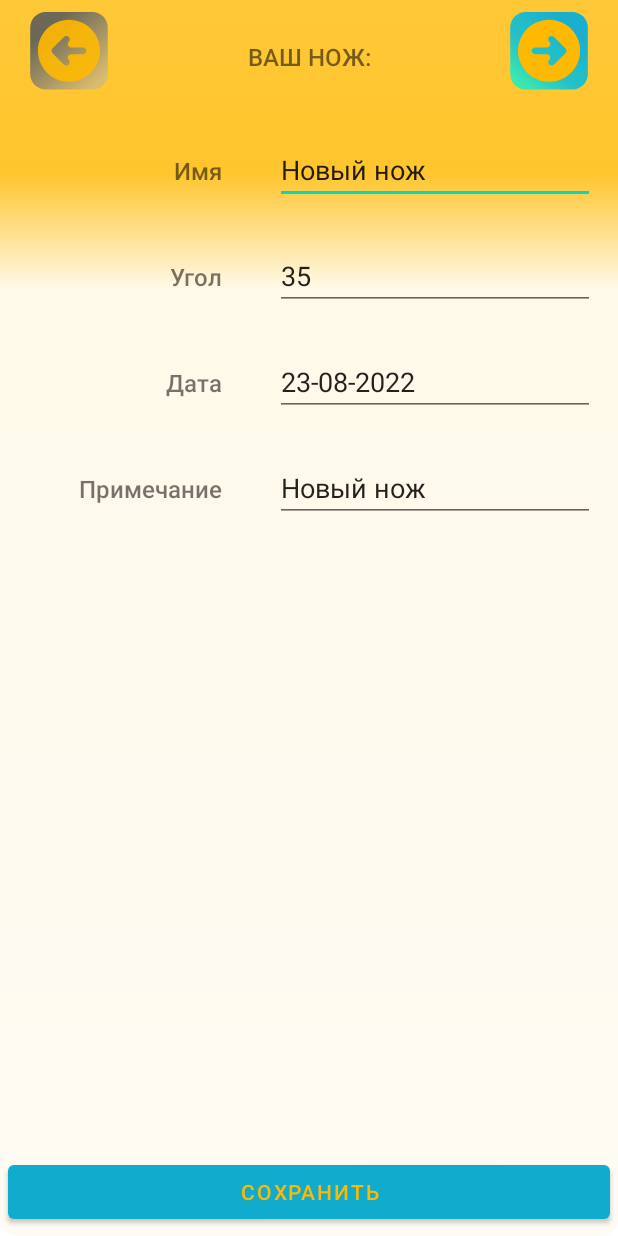
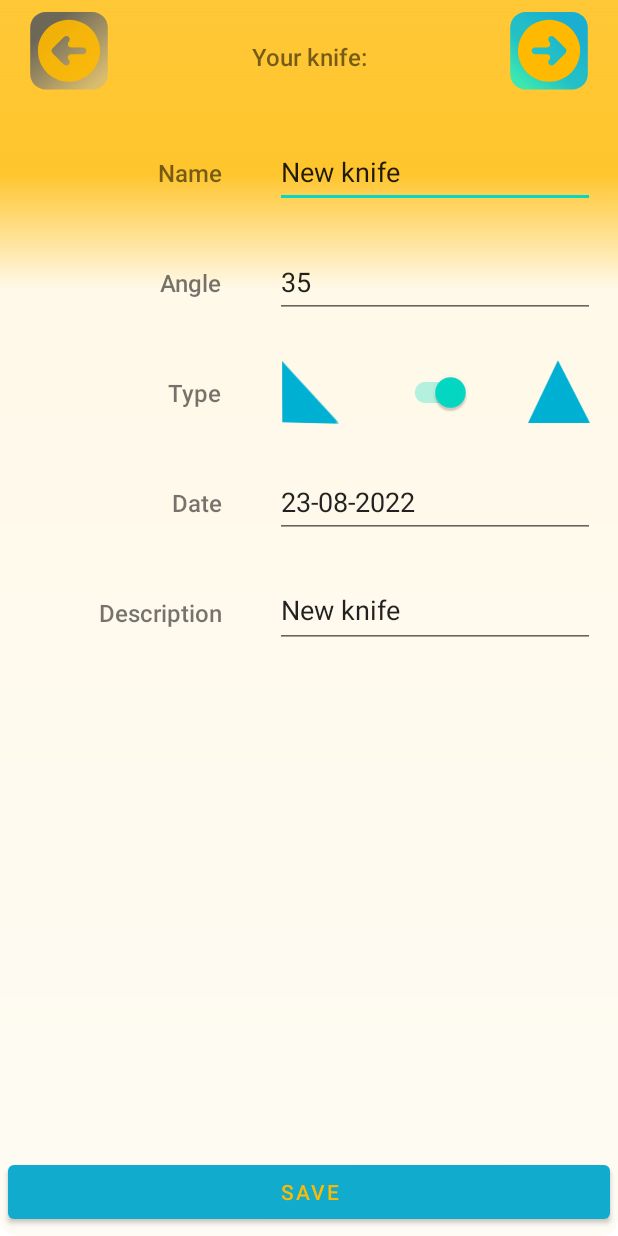
Before and after one commit to ArtyseevWork/KniveSharpening, an Android app: the KnifeActivity screen opened directly, with no data from a screen before it, on a phone screen of 412 x 824 dp. Run offline under Robolectric (Android 15) with nearby library versions, the phone set to English and light mode, and no system bars; 1 statement that could not run was skipped.

Commit message:
add en uk ru language

```diff
--- a/app/build.gradle
+++ b/app/build.gradle
@@ -9,8 +9,8 @@ android {
         applicationId "com.mordansoft.angleofknife"
         minSdk 21
         targetSdk 32
-        versionCode 1
-        versionName "1.0"
+        versionCode 2
+        versionName "1.1"
 
         testInstrumentationRunner "android.support.test.runner.AndroidJUnitRunner"
     }
--- a/app/src/main/java/com/mordansoft/angleofknife/activities/KnifeActivity.java
+++ b/app/src/main/java/com/mordansoft/angleofknife/activities/KnifeActivity.java
@@ -4,10 +4,12 @@ import android.content.Intent;
 import android.os.Bundle;
 import android.view.View;
 import android.widget.EditText;
+import android.widget.Switch;
 import android.widget.Toast;
 
 import androidx.appcompat.app.AlertDialog;
 import androidx.appcompat.app.AppCompatActivity;
+import androidx.appcompat.widget.SwitchCompat;
 import androidx.core.content.ContextCompat;
 import com.mordansoft.angleofknife.R;
 import com.mordansoft.angleofknife.models.Knife;
@@ -24,6 +26,7 @@ public class KnifeActivity extends AppCompatActivity {
     private EditText etKnifeDate;
     private EditText etKnifeDescription;
     private View btnKnifeSharpen, btnKnifeDelete;
+    private SwitchCompat swDoubleHalfSharp;
     SimpleDateFormat dateFormat;
 
     java.util.Date normalTime;
@@ -38,8 +41,8 @@ public class KnifeActivity extends AppCompatActivity {
         if ( knifeId !=0 ){
             knife = Knife.getKnifeById(this, knifeId);
         } else {
-            btnKnifeSharpen = findViewById(R.id.btn_knive_sharpen);
-            btnKnifeDelete = findViewById(R.id.btn_knive_delete);
+            btnKnifeSharpen = findViewById(R.id.btn_knife_sharpen);
+            btnKnifeDelete = findViewById(R.id.btn_knife_delete);
             btnKnifeSharpen.setVisibility(View.GONE);
             btnKnifeDelete.setVisibility(View.GONE);
             knife = Knife.getNewKnife(this);
@@ -60,6 +63,10 @@ public class KnifeActivity extends AppCompatActivity {
         dateFormat = new SimpleDateFormat(this.getString(R.string.activity_knife_date_format)); //todo
         etKnifeDate.setText(dateFormat.format( normalTime ) );
         etKnifeDescription.setText(knife.getDescription());
+        swDoubleHalfSharp = findViewById(R.id.sw_knife_angle_double_side);
+        swDoubleHalfSharp.setChecked(knife.isDoubleSideSharp());
+
+
     }
 
 
@@ -114,17 +121,17 @@ public class KnifeActivity extends AppCompatActivity {
         knife.setAngle(Integer.parseInt(String.valueOf(etKnifeAngle.getText())));
         knife.setDescription(String.valueOf(etKnifeDescription.getText()));
         knife.setLastSharpening(unixTime);
+        knife.setDoubleSideSharp(swDoubleHalfSharp.isChecked());
 
+        Intent intent = new Intent(this, KnifeActivity.class);
         if (knife.getId() != 0) {
             Knife.updKnife(view.getContext(), knife);
-            Intent intent = new Intent(this, MainActivity.class);
-            startActivity(intent);
+            intent.putExtra(Knife.EXTRA_ID, knife.getId());
         } else {
             long newKnifeId = Knife.insKnife(view.getContext(), knife);
-            Intent intent = new Intent(this, KnifeActivity.class);
             intent.putExtra(Knife.EXTRA_ID, newKnifeId);
-            startActivity(intent);
         }
+        startActivity(intent);
     }
 
     public void sharpenKnife(View view) {
--- a/app/src/main/res/layout/activity_knife.xml
+++ b/app/src/main/res/layout/activity_knife.xml
@@ -25,6 +25,7 @@
             android:layout_height="60dp"
             android:layout_marginStart="16dp"
             android:background="@drawable/ic_arrow"
+            android:contentDescription="@string/activity_knife_next"
             android:foregroundGravity="center"
             android:onClick="previousKnife"
             app:layout_constraintBottom_toBottomOf="parent"
@@ -39,6 +40,7 @@
             android:layout_height="60dp"
             android:layout_marginEnd="16dp"
             android:background="@drawable/ic_arrow"
+            android:contentDescription="@string/activity_knife_next"
             android:foregroundGravity="center"
             android:onClick="nextKnife"
             android:rotationY="180"
@@ -59,18 +61,25 @@
 
     </androidx.constraintlayout.widget.ConstraintLayout>
 
-    <androidx.constraintlayout.widget.ConstraintLayout android:id="@+id/cl_knife_body"
-        android:layout_width="match_parent" android:layout_height="0dp"
+    <androidx.constraintlayout.widget.ConstraintLayout
+        android:id="@+id/cl_knife_body"
+        android:layout_width="match_parent"
+        android:layout_height="0dp"
         app:layout_constraintBottom_toTopOf="@+id/cl_knife_bottom"
         app:layout_constraintTop_toBottomOf="@+id/cl_knife_top"
-        app:layout_constraintVertical_bias="0.0" tools:layout_editor_absoluteX="0dp">
+        app:layout_constraintVertical_bias="0.0"
+        tools:layout_editor_absoluteX="0dp">
 
-        <TextView android:id="@+id/tv_knife_name_title" android:layout_width="wrap_content"
-            android:layout_height="wrap_content" android:layout_marginEnd="35dp"
-            android:text="@string/activity_knife_name" app:layout_constraintBottom_toBottomOf="@+id/et_knife_name"
+        <TextView
+            android:id="@+id/tv_knife_name_title"
+            style="@style/general_text_style"
+            android:layout_width="wrap_content"
+            android:layout_height="wrap_content"
+            android:layout_marginEnd="35dp"
+            android:text="@string/activity_knife_name"
+            app:layout_constraintBottom_toBottomOf="@+id/et_knife_name"
             app:layout_constraintEnd_toStartOf="@+id/et_knife_name"
-            app:layout_constraintTop_toTopOf="@+id/et_knife_name"
-            style="@style/general_text_style"/>
+            app:layout_constraintTop_toTopOf="@+id/et_knife_name" />
 
         <EditText
             android:id="@+id/et_knife_name"
@@ -79,48 +88,122 @@
             android:layout_margin="15dp"
             android:layout_marginTop="25dp"
             android:ems="10"
+            android:hint="@string/activity_knife_name"
             android:inputType="textCapSentences"
+            android:minHeight="48dp"
             app:layout_constraintEnd_toEndOf="parent"
             app:layout_constraintTop_toTopOf="parent" />
 
-        <TextView android:id="@+id/tv_knife_angle_title" android:layout_width="wrap_content"
-            android:layout_height="wrap_content" android:text="@string/activity_knife_angel"
+        <TextView
+            android:id="@+id/tv_knife_angle_title"
+            style="@style/general_text_style"
+            android:layout_width="wrap_content"
+            android:layout_height="wrap_content"
+            android:text="@string/activity_knife_angel"
             app:layout_constraintBottom_toBottomOf="@+id/et_knife_angle"
             app:layout_constraintEnd_toEndOf="@+id/tv_knife_name_title"
-            app:layout_constraintTop_toTopOf="@+id/et_knife_angle"
-            style="@style/general_text_style"/>
+            app:layout_constraintTop_toTopOf="@+id/et_knife_angle" />
 
-        <EditText android:id="@+id/et_knife_angle" android:layout_width="wrap_content"
-            android:layout_height="wrap_content" android:layout_marginTop="25dp" android:ems="10"
-            android:inputType="numberDecimal" app:layout_constraintStart_toStartOf="@+id/et_knife_name"
+        <EditText
+            android:id="@+id/et_knife_angle"
+            android:layout_width="wrap_content"
+            android:layout_height="wrap_content"
+            android:layout_marginTop="25dp"
+            android:ems="10"
+            android:hint="@string/activity_knife_angel"
+            android:inputType="numberDecimal"
+            android:minHeight="48dp"
+            app:layout_constraintStart_toStartOf="@+id/et_knife_name"
             app:layout_constraintTop_toBottomOf="@+id/et_knife_name" />
 
-        <TextView android:id="@+id/tv_knife_date_title" android:layout_width="wrap_content"
-            android:layout_height="wrap_content" android:text="@string/activity_knife_date"
+        <TextView
+            android:id="@+id/tv_sw_knife_angle_double_side_title"
+            style="@style/general_text_style"
+            android:layout_width="wrap_content"
+            android:layout_height="wrap_content"
+            android:text="@string/activity_knife_sharpening_type"
+            app:layout_constraintBottom_toBottomOf="@+id/sw_knife_angle_double_side"
+            app:layout_constraintEnd_toEndOf="@+id/tv_knife_angle_title"
+            app:layout_constraintTop_toTopOf="@+id/sw_knife_angle_double_side" />
+
+        <TextView
+            android:id="@+id/tv_knife_date_title"
+            style="@style/general_text_style"
+            android:layout_width="wrap_content"
+            android:layout_height="wrap_content"
+            android:text="@string/activity_knife_date"
             app:layout_constraintBottom_toBottomOf="@+id/et_knife_date"
             app:layout_constraintEnd_toEndOf="@+id/tv_knife_angle_title"
-            app:layout_constraintTop_toTopOf="@+id/et_knife_date"
-            style="@style/general_text_style"/>
+            app:layout_constraintTop_toTopOf="@+id/et_knife_date" />
 
-        <EditText android:id="@+id/et_knife_date" android:layout_width="wrap_content"
-            android:layout_height="wrap_content" android:layout_marginTop="25dp" android:ems="10"
-            android:inputType="date" app:layout_constraintStart_toStartOf="@+id/et_knife_name"
-            app:layout_constraintTop_toBottomOf="@+id/et_knife_angle" />
+        <EditText
+            android:id="@+id/et_knife_date"
+            android:layout_width="wrap_content"
+            android:layout_height="wrap_content"
+            android:layout_marginTop="25dp"
+            android:ems="10"
+            android:hint="@string/activity_knife_date"
+            android:inputType="date"
+            android:minHeight="48dp"
+            app:layout_constraintStart_toStartOf="@+id/et_knife_name"
+            app:layout_constraintTop_toBottomOf="@+id/sw_knife_angle_double_side" />
 
-        <TextView android:id="@+id/tv_knife_description_title" android:layout_width="wrap_content"
-            android:layout_height="wrap_content" android:text="@string/activity_knife_description"
+        <TextView
+            android:id="@+id/tv_knife_description_title"
+            style="@style/general_text_style"
+            android:layout_width="wrap_content"
+            android:layout_height="wrap_content"
+            android:text="@string/activity_knife_description"
             app:layout_constraintBottom_toBottomOf="@+id/et_knife_description"
             app:layout_constraintEnd_toEndOf="@+id/tv_knife_name_title"
-            app:layout_constraintTop_toTopOf="@+id/et_knife_description"
-            style="@style/general_text_style"/>
+            app:layout_constraintTop_toTopOf="@+id/et_knife_description" />
 
-        <EditText android:id="@+id/et_knife_description" android:layout_width="wrap_content"
-            android:layout_height="wrap_content" android:layout_marginTop="25dp" android:ems="10"
-            android:gravity="start|top" android:inputType="textCapSentences"
+        <EditText
+            android:id="@+id/et_knife_description"
+            android:layout_width="wrap_content"
+            android:layout_height="wrap_content"
+            android:layout_marginTop="25dp"
+            android:ems="10"
+            android:gravity="start|top"
+            android:hint="@string/activity_knife_description"
+            android:inputType="textMultiLine"
+            android:minHeight="48dp"
             app:layout_constraintStart_toStartOf="@+id/et_knife_name"
             app:layout_constraintTop_toBottomOf="@+id/et_knife_date" />
 
+        <androidx.appcompat.widget.SwitchCompat
+            android:id="@+id/sw_knife_angle_double_side"
+            android:layout_width="wrap_content"
+            android:layout_height="wrap_content"
+            android:layout_marginTop="25dp"
+            android:minWidth="48dp"
+            android:minHeight="48dp"
+            app:layout_constraintEnd_toEndOf="@+id/et_knife_angle"
+            app:layout_constraintStart_toStartOf="@+id/et_knife_angle"
+            app:layout_constraintTop_toBottomOf="@+id/et_knife_angle" />
+
+        <ImageView
+            android:id="@+id/imageView"
+            android:layout_width="48dp"
+            android:layout_height="48dp"
+            android:contentDescription="@string/activity_knife_double_sided_sharpening"
+            app:layout_constraintBottom_toBottomOf="@+id/sw_knife_angle_double_side"
+            app:layout_constraintEnd_toEndOf="@+id/et_knife_angle"
+            app:layout_constraintTop_toTopOf="@+id/sw_knife_angle_double_side"
+            app:srcCompat="@drawable/double_side_sharpening" />
+
+        <ImageView
+            android:id="@+id/imageView2"
+            android:layout_width="48dp"
+            android:layout_height="48dp"
+            android:contentDescription="@string/activity_knife_one_sided_sharpening"
+            app:layout_constraintBottom_toBottomOf="@+id/sw_knife_angle_double_side"
+            app:layout_constraintStart_toStartOf="@+id/et_knife_angle"
+            app:layout_constraintTop_toTopOf="@+id/sw_knife_angle_double_side"
+            app:layout_constraintVertical_bias="0.0"
+            app:srcCompat="@drawable/one_side_sharpening" />
     </androidx.constraintlayout.widget.ConstraintLayout>
+
     <androidx.constraintlayout.widget.ConstraintLayout
         android:id="@+id/cl_knife_bottom"
         android:layout_width="match_parent"
@@ -130,7 +213,7 @@
         app:layout_constraintStart_toStartOf="parent">
 
         <Button
-            android:id="@+id/btn_knive_add_edit"
+            android:id="@+id/btn_knife_add_edit"
             android:layout_width="0dp"
             android:layout_height="wrap_content"
             android:layout_marginStart="5dp"
@@ -140,13 +223,13 @@
             android:onClick="addEditKnife"
             android:text="@string/activity_knife_save"
             app:layout_constraintBottom_toBottomOf="parent"
-            app:layout_constraintEnd_toStartOf="@+id/btn_knive_sharpen"
+            app:layout_constraintEnd_toStartOf="@+id/btn_knife_sharpen"
             app:layout_constraintHorizontal_bias="0.5"
             app:layout_constraintStart_toStartOf="parent"
             app:layout_constraintTop_toTopOf="parent" />
 
         <Button
-            android:id="@+id/btn_knive_sharpen"
+            android:id="@+id/btn_knife_sharpen"
             android:layout_width="0dp"
             android:layout_height="wrap_content"
             android:layout_marginStart="5dp"
@@ -156,13 +239,13 @@
             android:onClick="sharpenKnife"
             android:text="@string/activity_knife_sharpen"
             app:layout_constraintBottom_toBottomOf="parent"
-            app:layout_constraintEnd_toStartOf="@+id/btn_knive_delete"
+            app:layout_constraintEnd_toStartOf="@+id/btn_knife_delete"
             app:layout_constraintHorizontal_bias="0.5"
-            app:layout_constraintStart_toEndOf="@+id/btn_knive_add_edit"
+            app:layout_constraintStart_toEndOf="@+id/btn_knife_add_edit"
             app:layout_constraintTop_toTopOf="parent" />
 
         <Button
-            android:id="@+id/btn_knive_delete"
+            android:id="@+id/btn_knife_delete"
             android:layout_width="0dp"
             android:layout_height="wrap_content"
             android:layout_marginStart="5dp"
@@ -174,7 +257,7 @@
             app:layout_constraintBottom_toBottomOf="parent"
             app:layout_constraintEnd_toEndOf="parent"
             app:layout_constraintHorizontal_bias="0.5"
-            app:layout_constraintStart_toEndOf="@+id/btn_knive_sharpen"
+            app:layout_constraintStart_toEndOf="@+id/btn_knife_sharpen"
             app:layout_constraintTop_toTopOf="parent" />
     </androidx.constraintlayout.widget.ConstraintLayout>
 
--- a/app/src/main/res/values/strings.xml
+++ b/app/src/main/res/values/strings.xml
@@ -1,50 +1,54 @@
 <resources>
     <!--start general -->
     <string name="app_name">Angle of Knife</string>
-    <string name="sample_text">Предпросмотр</string>
+    <string name="sample_text">Sample_text</string>
     <!--end general  -->
 
     <!--start activity_main  -->
-    <string name="activity_main_title">Ваши ножи:</string>
-    <string name="activity_main_exit_message">Нажмите ещё раз, для выхода.</string>
+    <string name="activity_main_title">Your knives:</string>
+    <string name="activity_main_exit_message">Press again to exit.</string>
     <!--end activity_main   -->
 
     <!-- start activity_knife  -->
-    <string name="activity_knife_next">Следующий</string>
-    <string name="activity_knife_previous">Предыдущий</string>
-    <string name="activity_knife_your_knife">ВАШ НОЖ:</string>
-    <string name="activity_knife_name">Имя</string>
-    <string name="activity_knife_date">Дата</string>
-    <string name="activity_knife_description">Примечание</string>
-    <string name="activity_knife_status">Статус</string>
-    <string name="activity_knife_angel">Угол</string>
-    <string name="activity_knife_add">Добавить</string>
-    <string name="activity_knife_edit">Изменить</string>
-    <string name="activity_knife_delete">Удалить</string>
-    <string name="activity_knife_save">Сохранить</string>
-    <string name="activity_knife_sharpen">Наточить</string>
+    <string name="activity_knife_next">Next knife</string>
+    <string name="activity_knife_previous">Previous knife</string>
+    <string name="activity_knife_your_knife">Your knife:</string>
+    <string name="activity_knife_name">Name</string>
+    <string name="activity_knife_date">Date</string>
+    <string name="activity_knife_description">Description</string>
+    <string name="activity_knife_status">Status</string>
+    <string name="activity_knife_angel">Angle</string>
+    <string name="activity_knife_add">Add</string>
+    <string name="activity_knife_edit">Edit</string>
+    <string name="activity_knife_delete">Remove</string>
+    <string name="activity_knife_save">Save</string>
+    <string name="activity_knife_sharpen">Sharpen</string>
     <string name="activity_knife_date_format">dd-MM-yyyy</string>
-    <string name="activity_knife_error_wrong_date">Неверный формат даты</string>
-    <string name="activity_knife_error_wrong_angle">Угол может быть от 1 до 90</string>
-    <string name="activity_knife_delete_message">Вы уверены, что хотите удалить этот нож?</string>
-    <string name="activity_knife_yes">Да</string>
-    <string name="activity_knife_no">Нет</string>
-    <string name="activity_knife_delete_complete_message">Данные удалены</string>
+    <string name="activity_knife_error_wrong_date">Invalid date format</string>
+    <string name="activity_knife_error_wrong_angle">Angle can be from 1 to 90</string>
+    <string name="activity_knife_delete_message">Are you sure you want to remove this knife?</string>
+    <string name="activity_knife_yes">Yes</string>
+    <string name="activity_knife_no">No</string>
+    <string name="activity_knife_delete_complete_message">Data deleted</string>
+    <string name="activity_knife_one_sided_sharpening">One-sided</string>
+    <string name="activity_knife_double_sided_sharpening">Double sided</string>
+    <string name="activity_knife_sharpening_type">Type</string>
+
     <!-- end activity knife    -->
 
     <!-- start activity_angle  -->
-    <string name="activity_angle_level">Уровень</string>
-    <string name="activity_angle_done">Готово</string>
+    <string name="activity_angle_level">Level</string>
+    <string name="activity_angle_done">Done</string>
     <string name="activity_angle_line">__________________</string>
-    <string name="activity_angle_horizontal_level">Горизонт: %1$s </string>
+    <string name="activity_angle_horizontal_level">Horizonte: %1$s </string>
     <!-- end activity_angle    -->
 
     <!-- start stock_data -->
-    <string name="stock_data_knife_name">Новый нож</string>
-    <string name="demo_data_knife_name_1">Карманный нож</string>
-    <string name="demo_data_knife_name_2">Поварской нож</string>
-    <string name="demo_data_knife_name_3">Нож для мяса</string>
-    <string name="demo_data_knife_description">Демо-запись</string>
+    <string name="stock_data_knife_name">New knife</string>
+    <string name="demo_data_knife_name_1">Pocket knife</string>
+    <string name="demo_data_knife_name_2">Chef\'s knife</string>
+    <string name="demo_data_knife_name_3">Meat knife</string>
+    <string name="demo_data_knife_description">Demo Recording</string>
     <!-- end stock_data    -->
 
 
```
Also changed, not shown: app/src/main/java/com/mordansoft/angleofknife/DatabaseHelper.java (+14 -7 lines), app/src/main/java/com/mordansoft/angleofknife/activities/AngleActivity.java (+42 -8 lines), app/src/main/java/com/mordansoft/angleofknife/models/Knife.java (+35 -15 lines), app/src/main/res/layout/activity_angle.xml (+4 -4 lines), app/src/main/res/layout/card_knife.xml (+5 -5 lines), app/src/main/res/drawable/double_side_sharpening.png (added), app/src/main/res/drawable/one_side_sharpening.png (added), 11 other files.
